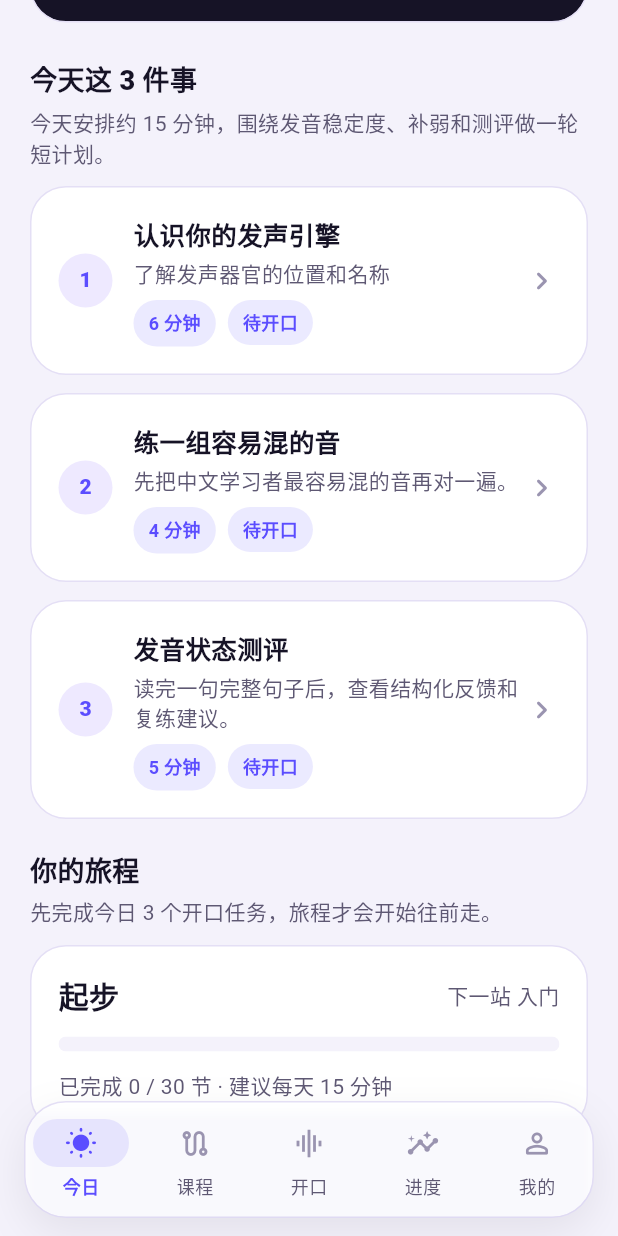
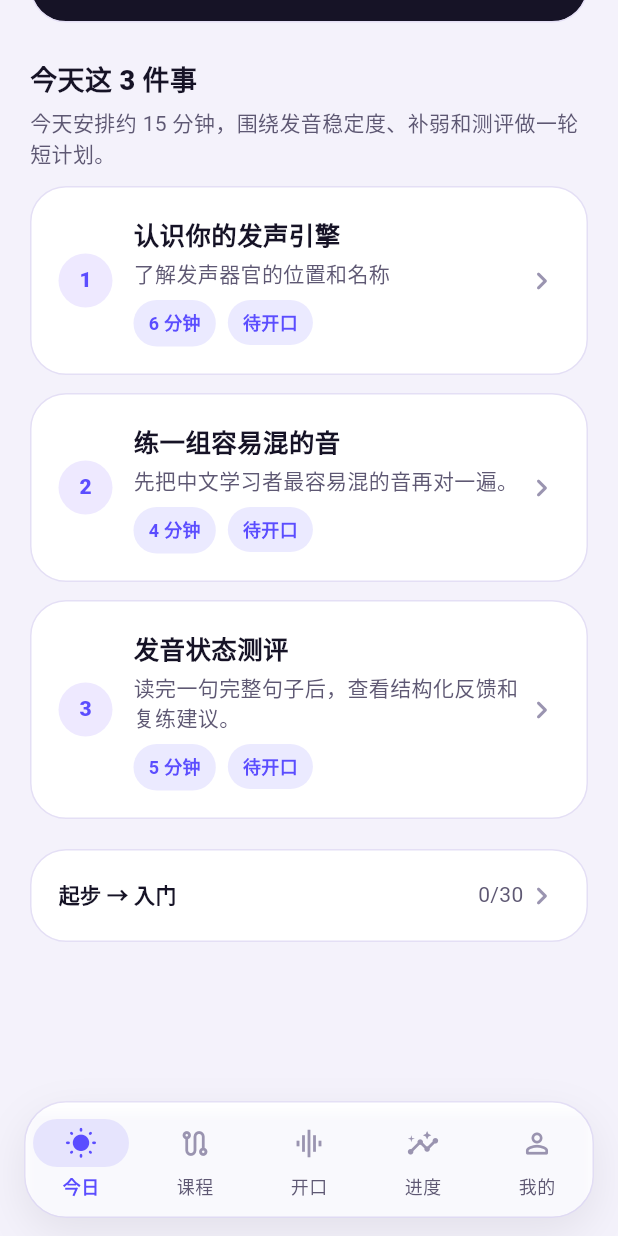
Before and after one commit to StayGoldTY/speak_master, a Flutter app: the TodayHomeScreen screen opened by its route, scrolled down 357 dp, on a phone screen of 412 x 824 dp. Run offline on Flutter 3.47's test engine with Material 3 defaults, Android fonts, the phone set to English and light mode, and no system bars; our stand-ins replace audioplayers, flutter_riverpod, flutter_tts, go_router, shared_preferences, speech_to_text and 1 more; missing offline and left inert: record; accounts and stored records are empty.

Commit message:
Hide floating nav tooltips and keep Today focused on the three tasks.
The journey peek is now a single row into Progress so the daily cards
stay readable above the bottom bar.

Co-authored-by: Alexander  Walker <StayGoldTY@users.noreply.github.com>

```diff
--- a/lib/daily/presentation/screens/today_home_screen.dart
+++ b/lib/daily/presentation/screens/today_home_screen.dart
@@ -210,43 +210,22 @@ class TodayHomeScreen extends ConsumerWidget {
             );
           }),
           const SizedBox(height: 8),
-          SectionLabel(
-            title: '你的旅程',
-            subtitle: journey.summary,
-          ),
           DailyCard(
-            child: Column(
-              crossAxisAlignment: CrossAxisAlignment.start,
+            cardKey: const ValueKey('today-journey-peek'),
+            onTap: () => context.go('/progress'),
+            child: Row(
               children: [
-                Row(
-                  children: [
-                    Text(
-                      journey.band.title,
-                      style: const TextStyle(
-                        fontSize: 20,
-                        fontWeight: FontWeight.w800,
-                      ),
-                    ),
-                    const Spacer(),
-                    Text(
-                      '下一站 ${journey.band.nextTitle}',
-                      style: const TextStyle(color: AppColors.textSecondary),
-                    ),
-                  ],
-                ),
-                const SizedBox(height: 12),
-                ClipRRect(
-                  borderRadius: BorderRadius.circular(99),
-                  child: LinearProgressIndicator(
-                    value: journey.progressToNext,
-                    minHeight: 10,
+                Expanded(
+                  child: Text(
+                    '${journey.band.title} → ${journey.band.nextTitle}',
+                    style: const TextStyle(fontWeight: FontWeight.w800),
                   ),
                 ),
-                const SizedBox(height: 12),
                 Text(
-                  '已完成 ${journey.completedLessons} / ${journey.totalLessons} 节 · 建议每天 ${journey.recommendedMinutes} 分钟',
+                  '${journey.completedLessons}/${journey.totalLessons}',
                   style: const TextStyle(color: AppColors.textSecondary),
                 ),
+                const Icon(Icons.chevron_right_rounded, color: AppColors.textHint),
               ],
             ),
           ),
--- a/lib/v2/presentation/widgets/v2_shell_scaffold.dart
+++ b/lib/v2/presentation/widgets/v2_shell_scaffold.dart
@@ -65,7 +65,9 @@ class V2ShellScaffold extends StatelessWidget {
                   ),
                 ],
               ),
-              child: ClipRRect(
+              child: TooltipVisibility(
+                visible: false,
+                child: ClipRRect(
                 borderRadius: BorderRadius.circular(28),
                 child: NavigationBar(
                   selectedIndex: _selectedIndex(context),
@@ -129,6 +131,7 @@ class V2ShellScaffold extends StatelessWidget {
                   ],
                 ),
               ),
+              ),
             ),
           ),
         ),
```
